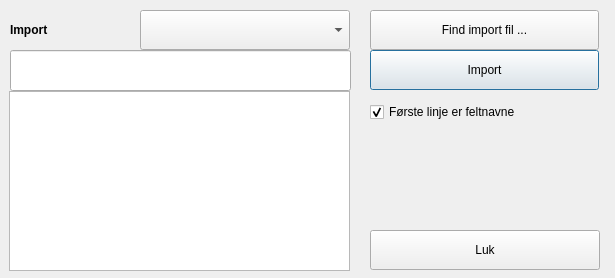
fhdk/eordre2, file buildtools/ui/csv_file_import_dialog.ui: the form before one commit.
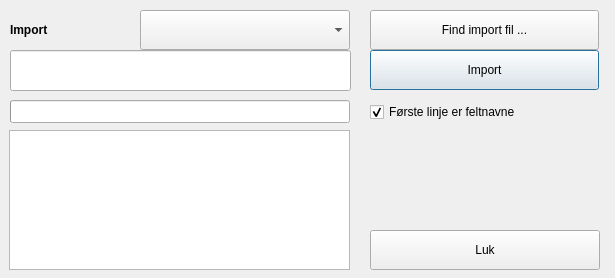
The form after the commit.

```diff
--- a/buildtools/ui/csv_file_import_dialog.ui
+++ b/buildtools/ui/csv_file_import_dialog.ui
@@ -94,9 +94,9 @@
             <property name="geometry">
                 <rect>
                     <x>9</x>
-                    <y>91</y>
+     <y>130</y>
                     <width>341</width>
-                    <height>180</height>
+     <height>140</height>
                 </rect>
             </property>
             <property name="selectionMode">
@@ -135,6 +135,25 @@
                 <bool>true</bool>
             </property>
         </widget>
+  <widget class="QProgressBar" name="progressBar">
+   <property name="geometry">
+    <rect>
+     <x>10</x>
+     <y>100</y>
+     <width>340</width>
+     <height>23</height>
+    </rect>
+   </property>
+   <property name="maximum">
+    <number>1</number>
+   </property>
+   <property name="value">
+    <number>0</number>
+   </property>
+   <property name="format">
+    <string/>
+   </property>
+  </widget>
     </widget>
     <tabstops>
         <tabstop>comboImport</tabstop>
```
Lines whose indentation alone changed are shown as unchanged.
